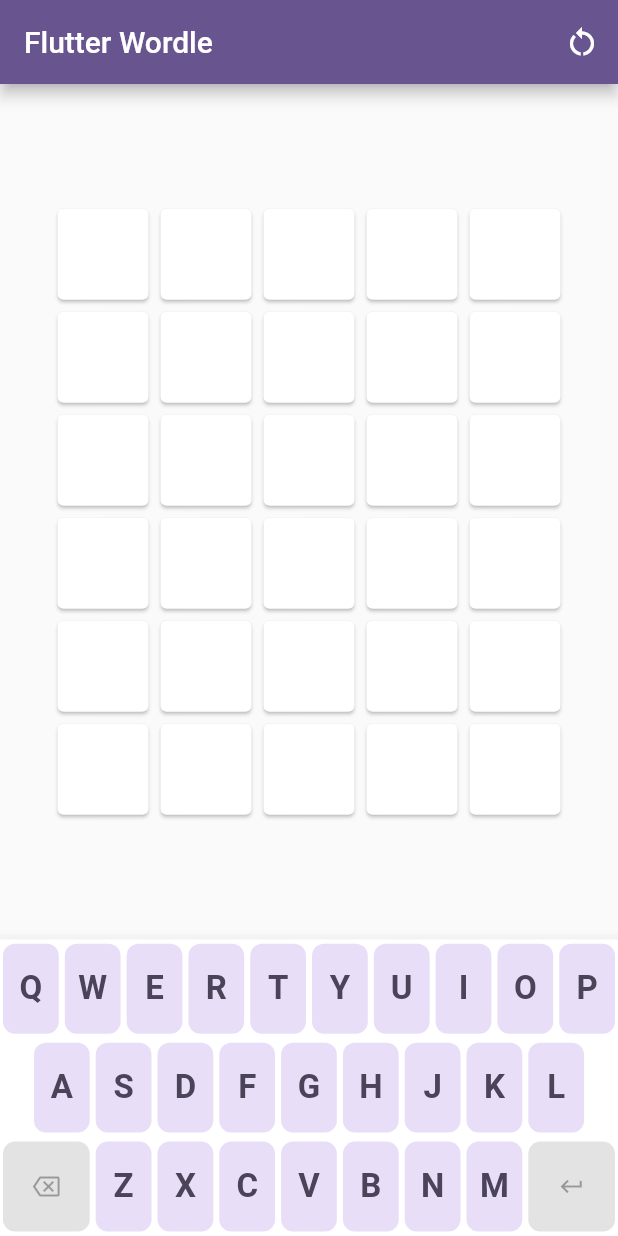
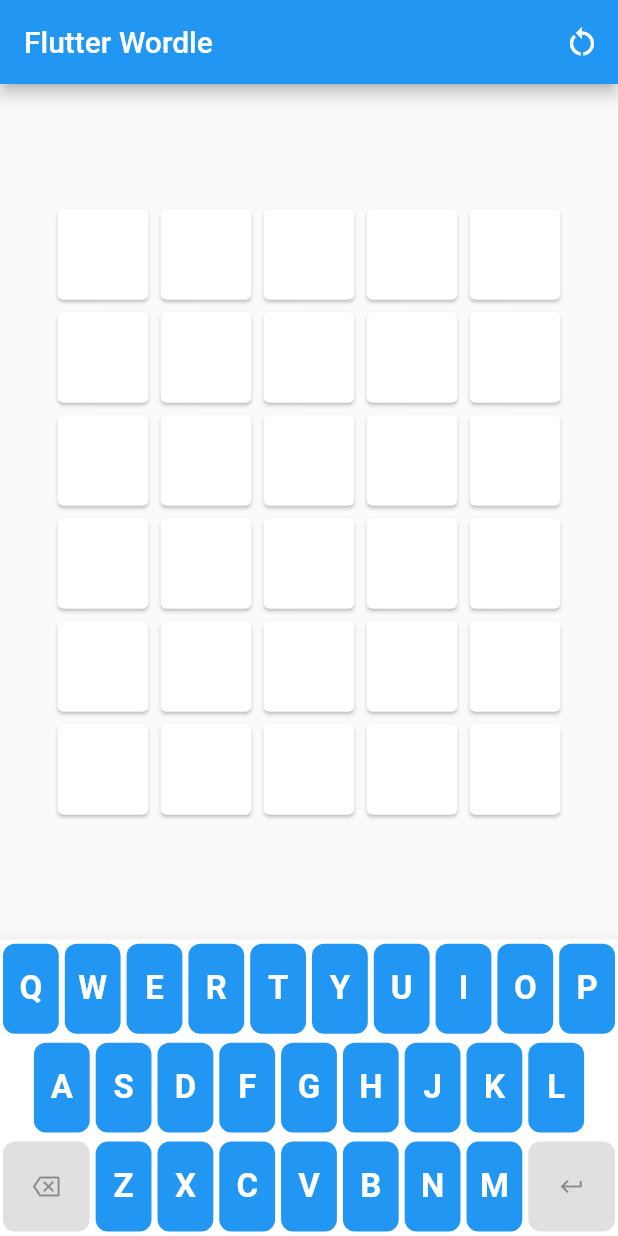
Before and after one commit to MominRaza/flutter_wordle, a Flutter app: the screen it shows after launch, on a phone screen of 412 x 824 dp. Run offline on Flutter 3.47's test engine with Material 2 defaults, Android fonts, the phone set to English and light mode, and no system bars; drawn by our look-alikes of dynamic_color.

Commit message:
added dynamic_color

```diff
--- a/lib/main.dart
+++ b/lib/main.dart
@@ -1,3 +1,4 @@
+import 'package:dynamic_color/dynamic_color.dart';
 import 'package:flutter/material.dart';
 import 'package:flutter/services.dart';
 
@@ -13,20 +14,18 @@ class MyApp extends StatelessWidget {
 
   @override
   Widget build(BuildContext context) {
-    return MaterialApp(
-      title: 'Flutter Wordle',
-      theme: ThemeData(
-        colorScheme: ColorScheme.fromSeed(seedColor: Colors.deepPurple),
-        brightness: Brightness.light,
-      ),
-      darkTheme: ThemeData(
-        colorScheme: ColorScheme.fromSeed(
-          seedColor: Colors.deepPurple,
+    return DynamicColorBuilder(
+      builder: (lightDynamic, darkDynamic) => MaterialApp(
+        title: 'Flutter Wordle',
+        theme: ThemeData(
+          colorScheme: lightDynamic,
+        ),
+        darkTheme: ThemeData(
+          colorScheme: darkDynamic,
           brightness: Brightness.dark,
         ),
-        brightness: Brightness.dark,
+        home: const HomeScreen(),
       ),
-      home: const HomeScreen(),
     );
   }
 }
--- a/pubspec.yaml
+++ b/pubspec.yaml
@@ -7,6 +7,7 @@ environment:
   sdk: '>=3.1.0 <4.0.0'
 
 dependencies:
+  dynamic_color: ^1.6.6
   flutter:
     sdk: flutter
 
```
Also changed, not shown: pubspec.lock, 5 other files.
